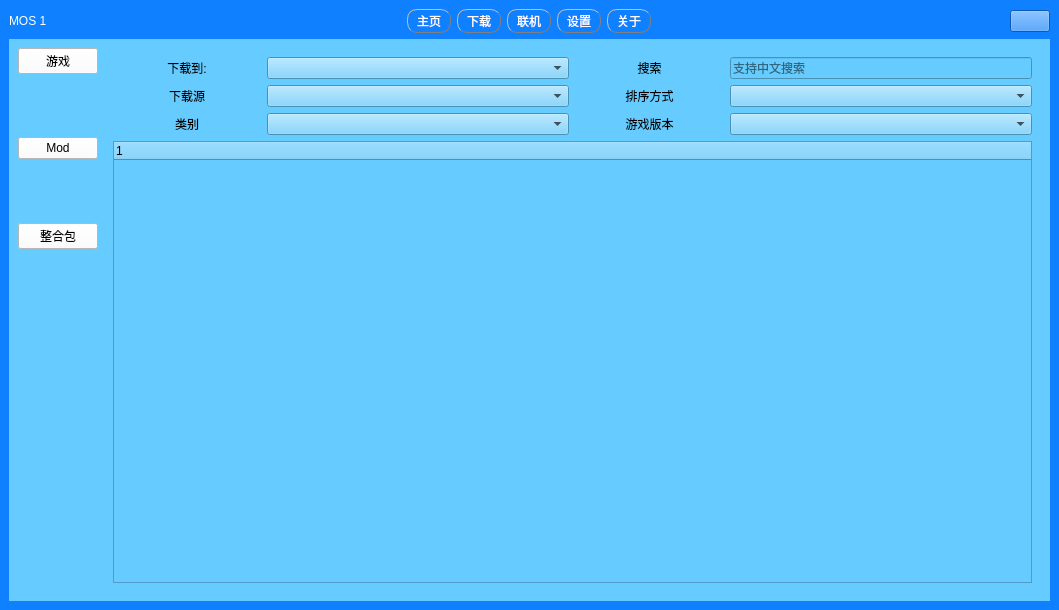
Qt form UI/MOS_UI.ui (David-xian66/Minecraft-Optimal-Starter_1) before a commit.
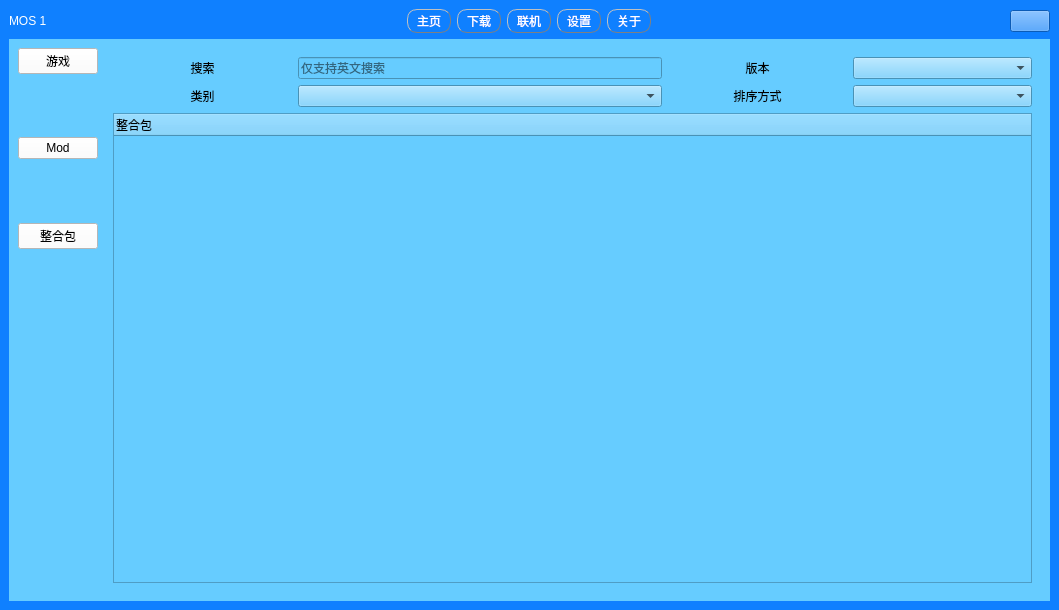
The same form after that commit. Icons and pictures are not drawn.

What changed in the file:
```diff
--- a/UI/MOS_UI.ui
+++ b/UI/MOS_UI.ui
@@ -32,7 +32,7 @@
      </spacer>
     </item>
     <item row="0" column="0">
-     <widget class="QLabel" name="label_3">
+     <widget class="QLabel" name="label_MOS_1">
       <property name="styleSheet">
        <string notr="true">color:rgb(255, 255, 255)</string>
       </property>
@@ -635,7 +635,7 @@
         <item row="0" column="1" rowspan="11">
          <widget class="QStackedWidget" name="stackedWidget_xiazai_game">
           <property name="currentIndex">
-           <number>1</number>
+           <number>2</number>
           </property>
           <widget class="QWidget" name="page_xiazai_game">
            <layout class="QGridLayout" name="gridLayout_4">
@@ -743,13 +743,82 @@
              <widget class="QTreeWidget" name="treeWidget_2">
               <column>
                <property name="text">
-                <string notr="true">1</string>
+                <string notr="true">Mod</string>
                </property>
               </column>
              </widget>
             </item>
            </layout>
           </widget>
+          <widget class="QWidget" name="page_xiazai_zhenghebao">
+           <layout class="QGridLayout" name="gridLayout_13">
+            <item row="0" column="0">
+             <widget class="QLabel" name="label_3">
+              <property name="text">
+               <string>搜索</string>
+              </property>
+              <property name="alignment">
+               <set>Qt::AlignCenter</set>
+              </property>
+             </widget>
+            </item>
+            <item row="0" column="4">
+             <widget class="QComboBox" name="comboBox_6"/>
+            </item>
+            <item row="2" column="0">
+             <widget class="QLabel" name="label_11">
+              <property name="text">
+               <string>类别</string>
+              </property>
+              <property name="alignment">
+               <set>Qt::AlignCenter</set>
+              </property>
+             </widget>
+            </item>
+            <item row="2" column="4">
+             <widget class="QComboBox" name="comboBox_8"/>
+            </item>
+            <item row="0" column="1" colspan="2">
+             <widget class="QLineEdit" name="lineEdit_7">
+              <property name="placeholderText">
+               <string>仅支持英文搜索</string>
+              </property>
+             </widget>
+            </item>
+            <item row="2" column="3">
+             <widget class="QLabel" name="label_12">
+              <property name="text">
+               <string>排序方式</string>
+              </property>
+              <property name="alignment">
+               <set>Qt::AlignCenter</set>
+              </property>
+             </widget>
+            </item>
+            <item row="2" column="1" colspan="2">
+             <widget class="QComboBox" name="comboBox_7"/>
+            </item>
+            <item row="3" column="0" colspan="5">
+             <widget class="QTreeWidget" name="treeWidget_3">
+              <column>
+               <property name="text">
+                <string>整合包</string>
+               </property>
+              </column>
+             </widget>
+            </item>
+            <item row="0" column="3">
+             <widget class="QLabel" name="label_10">
+              <property name="text">
+               <string>版本</string>
+              </property>
+              <property name="alignment">
+               <set>Qt::AlignCenter</set>
+              </property>
+             </widget>
+            </item>
+           </layout>
+          </widget>
          </widget>
         </item>
        </layout>
```
Left out of the diff: 64 changed lines with no effect on the pictures.
